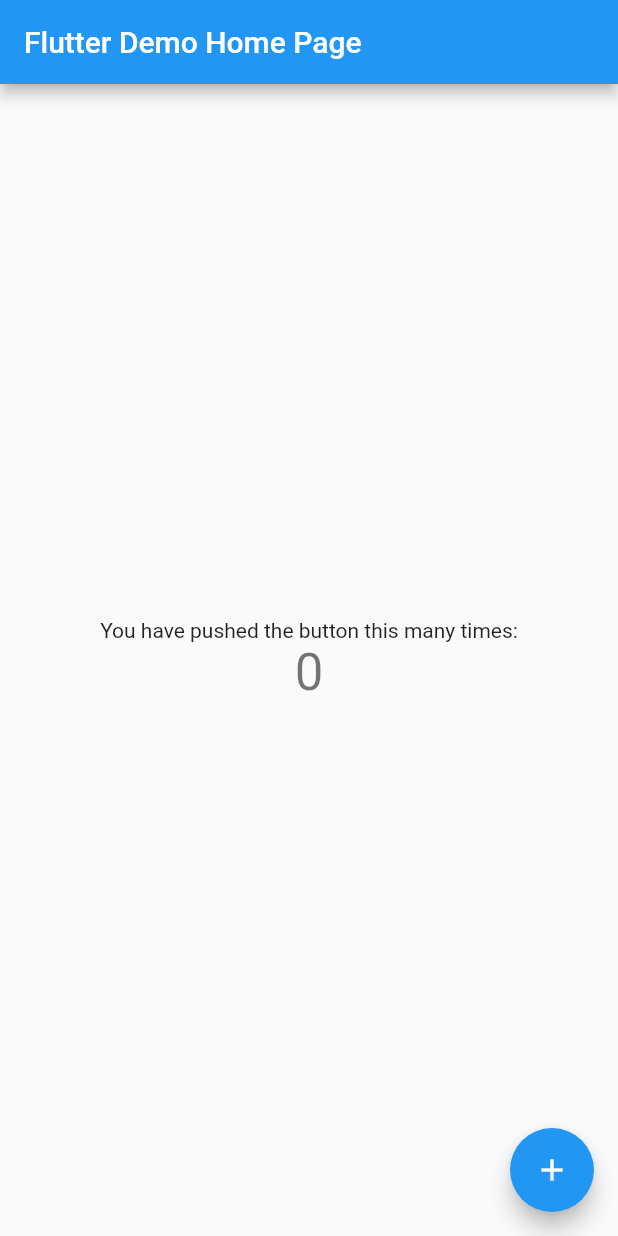
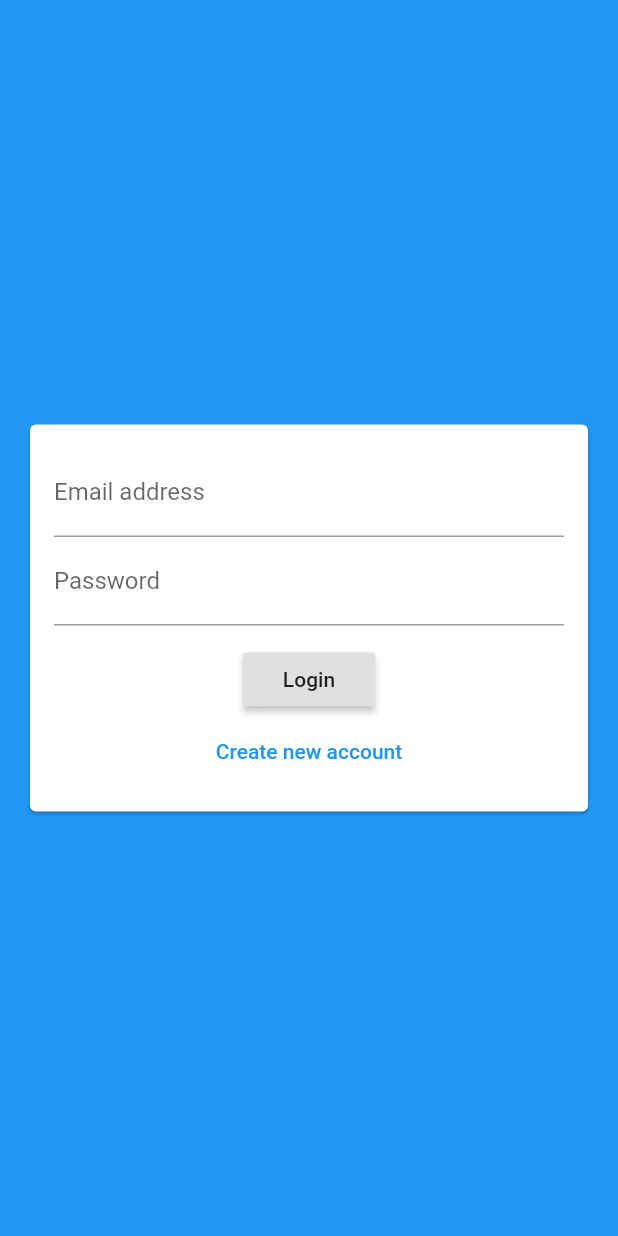
Before and after one commit to natasa06051992/velemajstor, a Flutter app: the screen it shows after launch, on a phone screen of 412 x 824 dp. Run offline on Flutter 3.47's test engine with Material 2 defaults, Android fonts, the light colour scheme and no system bars; our stand-ins replace cloud_firestore; accounts and stored records are empty.

Commit message:
adding auth

```diff
--- a/lib/main.dart
+++ b/lib/main.dart
@@ -1,4 +1,6 @@
 import 'package:flutter/material.dart';
+import 'package:velemajstor/screens/auth_screen.dart';
+import 'package:velemajstor/screens/chat_screen.dart';
 
 void main() => runApp(MyApp());
 
@@ -7,105 +9,11 @@
   @override
   Widget build(BuildContext context) {
     return MaterialApp(
-      title: 'Flutter Demo',
+      title: 'VeleMajstor',
       theme: ThemeData(
-        // This is the theme of your application.
-        //
-        // Try running your application with "flutter run". You'll see the
-        // application has a blue toolbar. Then, without quitting the app, try
-        // changing the primarySwatch below to Colors.green and then invoke
-        // "hot reload" (press "r" in the console where you ran "flutter run",
-        // or simply save your changes to "hot reload" in a Flutter IDE).
-        // Notice that the counter didn't reset back to zero; the application
-        // is not restarted.
         primarySwatch: Colors.blue,
       ),
-      home: MyHomePage(title: 'Flutter Demo Home Page'),
+      home: AuthScreen(),
     );
   }
 }
-
-class MyHomePage extends StatefulWidget {
-  MyHomePage({Key key, this.title}) : super(key: key);
-
-  // This widget is the home page of your application. It is stateful, meaning
-  // that it has a State object (defined below) that contains fields that affect
-  // how it looks.
-
-  // This class is the configuration for the state. It holds the values (in this
-  // case the title) provided by the parent (in this case the App widget) and
-  // used by the build method of the State. Fields in a Widget subclass are
-  // always marked "final".
-
-  final String title;
-
-  @override
-  _MyHomePageState createState() => _MyHomePageState();
-}
-
-class _MyHomePageState extends State<MyHomePage> {
-  int _counter = 0;
-
-  void _incrementCounter() {
-    setState(() {
-      // This call to setState tells the Flutter framework that something has
-      // changed in this State, which causes it to rerun the build method below
-      // so that the display can reflect the updated values. If we changed
-      // _counter without calling setState(), then the build method would not be
-      // called again, and so nothing would appear to happen.
-      _counter++;
-    });
-  }
-
-  @override
-  Widget build(BuildContext context) {
-    // This method is rerun every time setState is called, for instance as done
-    // by the _incrementCounter method above.
-    //
-    // The Flutter framework has been optimized to make rerunning build methods
-    // fast, so that you can just rebuild anything that needs updating rather
-    // than having to individually change instances of widgets.
-    return Scaffold(
-      appBar: AppBar(
-        // Here we take the value from the MyHomePage object that was created by
-        // the App.build method, and use it to set our appbar title.
-        title: Text(widget.title),
-      ),
-      body: Center(
-        // Center is a layout widget. It takes a single child and positions it
-        // in the middle of the parent.
-        child: Column(
-          // Column is also a layout widget. It takes a list of children and
-          // arranges them vertically. By default, it sizes itself to fit its
-          // children horizontally, and tries to be as tall as its parent.
-          //
-          // Invoke "debug painting" (press "p" in the console, choose the
-          // "Toggle Debug Paint" action from the Flutter Inspector in Android
-          // Studio, or the "Toggle Debug Paint" command in Visual Studio Code)
-          // to see the wireframe for each widget.
-          //
-          // Column has various properties to control how it sizes itself and
-          // how it positions its children. Here we use mainAxisAlignment to
-          // center the children vertically; the main axis here is the vertical
-          // axis because Columns are vertical (the cross axis would be
-          // horizontal).
-          mainAxisAlignment: MainAxisAlignment.center,
-          children: <Widget>[
-            Text(
-              'You have pushed the button this many times:',
-            ),
-            Text(
-              '$_counter',
-              style: Theme.of(context).textTheme.display1,
-            ),
-          ],
-        ),
-      ),
-      floatingActionButton: FloatingActionButton(
-        onPressed: _incrementCounter,
-        tooltip: 'Increment',
-        child: Icon(Icons.add),
-      ), // This trailing comma makes auto-formatting nicer for build methods.
-    );
-  }
-}
--- /dev/null
+++ b/lib/screens/auth_screen.dart
@@ -0,0 +1,27 @@
+import 'package:flutter/material.dart';
+
+import '../widgets/auth/auth_form.dart';
+
+class AuthScreen extends StatefulWidget {
+  @override
+  _AuthScreenState createState() => _AuthScreenState();
+}
+
+class _AuthScreenState extends State<AuthScreen> {
+  void _submitAuthForm(
+    String email,
+    String password,
+    String username,
+    bool isLogin,
+  ) {}
+
+  @override
+  Widget build(BuildContext context) {
+    return Scaffold(
+      backgroundColor: Theme.of(context).primaryColor,
+      body: AuthForm(
+        _submitAuthForm,
+      ),
+    );
+  }
+}
--- /dev/null
+++ b/lib/widgets/auth/auth_form.dart
@@ -0,0 +1,120 @@
+import 'package:flutter/material.dart';
+
+class AuthForm extends StatefulWidget {
+  AuthForm(this.submitFn);
+
+  final void Function(
+    String email,
+    String password,
+    String userName,
+    bool isLogin,
+  ) submitFn;
+
+  @override
+  _AuthFormState createState() => _AuthFormState();
+}
+
+class _AuthFormState extends State<AuthForm> {
+  final _formKey = GlobalKey<FormState>();
+  var _isLogin = true;
+  var _userEmail = '';
+  var _userName = '';
+  var _userPassword = '';
+
+  void _trySubmit() {
+    final isValid = _formKey.currentState.validate();
+    FocusScope.of(context).unfocus();
+
+    if (isValid) {
+      _formKey.currentState.save();
+     widget.submitFn(
+       _userEmail,
+       _userPassword,
+       _userName,
+       _isLogin
+     );
+    }
+  }
+
+  @override
+  Widget build(BuildContext context) {
+    return Center(
+      child: Card(
+        margin: EdgeInsets.all(20),
+        child: SingleChildScrollView(
+          child: Padding(
+            padding: EdgeInsets.all(16),
+            child: Form(
+              key: _formKey,
+              child: Column(
+                mainAxisSize: MainAxisSize.min,
+                children: <Widget>[
+                  TextFormField(
+                    key: ValueKey('email'),
+                    validator: (value) {
+                      if (value.isEmpty || !value.contains('@')) {
+                        return 'Please enter a valid email address.';
+                      }
+                      return null;
+                    },
+                    keyboardType: TextInputType.emailAddress,
+                    decoration: InputDecoration(
+                      labelText: 'Email address',
+                    ),
+                    onSaved: (value) {
+                      _userEmail = value;
+                    },
+                  ),
+                  if (!_isLogin)
+                    TextFormField(
+                      key: ValueKey('username'),
+                      validator: (value) {
+                        if (value.isEmpty || value.length < 4) {
+                          return 'Please enter at least 4 characters';
+                        }
+                        return null;
+                      },
+                      decoration: InputDecoration(labelText: 'Username'),
+                      onSaved: (value) {
+                        _userName = value;
+                      },
+                    ),
+                  TextFormField(
+                    key: ValueKey('password'),
+                    validator: (value) {
+                      if (value.isEmpty || value.length < 7) {
+                        return 'Password must be at least 7 characters long.';
+                      }
+                      return null;
+                    },
+                    decoration: InputDecoration(labelText: 'Password'),
+                    obscureText: true,
+                    onSaved: (value) {
+                      _userPassword = value;
+                    },
+                  ),
+                  SizedBox(height: 12),
+                  RaisedButton(
+                    child: Text(_isLogin ? 'Login' : 'Signup'),
+                    onPressed: _trySubmit,
+                  ),
+                  FlatButton(
+                    textColor: Theme.of(context).primaryColor,
+                    child: Text(_isLogin
+                        ? 'Create new account'
+                        : 'I already have an account'),
+                    onPressed: () {
+                      setState(() {
+                        _isLogin = !_isLogin;
+                      });
+                    },
+                  )
+                ],
+              ),
+            ),
+          ),
+        ),
+      ),
+    );
+  }
+}
--- a/pubspec.yaml
+++ b/pubspec.yaml
@@ -23,6 +23,7 @@
 dependencies:
   flutter:
     sdk: flutter
+  cloud_firestore: 0.13.5
 
 
   # The following adds the Cupertino Icons font to your application.
```
Also changed, not shown: lib/screens/chat_screen.dart (added, +37 -0 lines), pubspec.lock, 3 other files.
